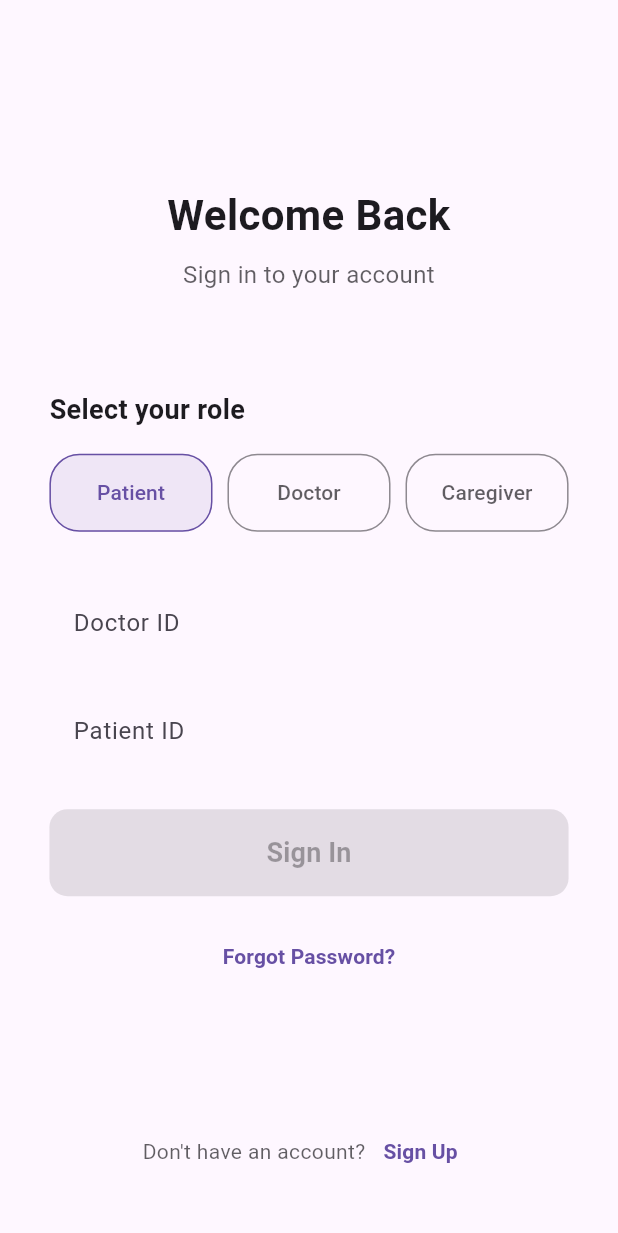
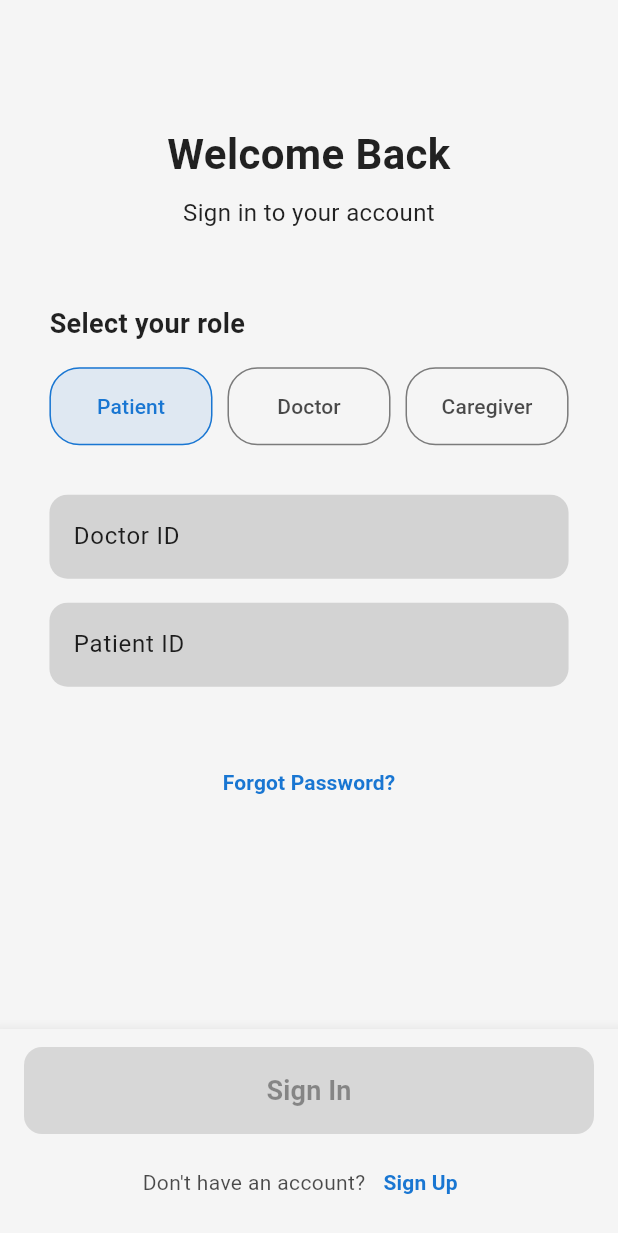
Before and after one commit to Awaneee/Reuth, a Flutter app: the screen it shows after launch, on a phone screen of 412 x 824 dp. Shown: the top 1233 px of the screen. Run offline on Flutter 3.47's test engine with Material 3 defaults, Android fonts, the phone set to English and light mode, and no system bars.

Commit message:
ux changes in login page

```diff
--- a/lib/coolors.dart
+++ b/lib/coolors.dart
@@ -6,7 +6,8 @@
   secondary: Color(0xFF4CAF50), // A friendly, supportive green
   surface: Color(0xFFF5F5F5), // A soft, light gray for the background
   error: Color(0xFFD32F2F), // A standard red for errors
+  surfaceContainerHighest: Color(0xFFD3D3D3),
   onPrimary: Colors.white,
   onSecondary: Colors.white,
-    onSurface: Color(0xFF212121),
+  onSurface: Colors.black87,
 );
--- a/lib/main.dart
+++ b/lib/main.dart
@@ -73,7 +73,7 @@
 // }
 
 import 'package:flutter/material.dart';
-import 'package:hackto/screens/login_screen.dart';
+import 'package:hackto/screens/login%20screen/login_screen.dart';
 
 void main() {
   runApp(const MyApp());
--- /dev/null
+++ b/lib/screens/login screen/bottom_navbar.dart
@@ -0,0 +1,93 @@
+import 'package:flutter/material.dart';
+
+class AuthBar extends StatefulWidget {
+  const AuthBar({
+    super.key,
+    required this.isEnabled,
+    required this.onSignIn,
+    required this.colorScheme,
+  });
+
+  final bool isEnabled;
+  final VoidCallback onSignIn;
+  final ColorScheme colorScheme;
+
+  @override
+  State<AuthBar> createState() => _AuthBarState();
+}
+
+class _AuthBarState extends State<AuthBar> {
+  @override
+  Widget build(BuildContext context) {
+    final keyboard =
+        MediaQuery.of(context).viewInsets.bottom; // keyboard height
+    return AnimatedPadding(
+      duration: const Duration(milliseconds: 200),
+      curve: Curves.easeOut,
+      padding: EdgeInsets.only(bottom: keyboard > 0 ? keyboard : 0),
+      child: Material(
+        color: widget.colorScheme.surface,
+        elevation: 8,
+        child: SafeArea(
+          top: false,
+          child: Padding(
+            padding: const EdgeInsets.fromLTRB(16, 12, 16, 12),
+            child: Column(
+              mainAxisSize: MainAxisSize.min,
+              children: [
+                SizedBox(
+                  width: double.infinity,
+                  child: ElevatedButton(
+                    onPressed: widget.isEnabled ? widget.onSignIn : null,
+                    style: ElevatedButton.styleFrom(
+                      backgroundColor: widget.isEnabled
+                          ? widget.colorScheme.secondary
+                          : widget.colorScheme.surfaceContainerHighest,
+                      foregroundColor: widget.isEnabled
+                          ? widget.colorScheme.onSecondary
+                          : widget.colorScheme.onSurface.withValues(alpha: 0.7),
+                      padding: const EdgeInsets.symmetric(vertical: 16),
+                      shape: RoundedRectangleBorder(
+                        borderRadius: BorderRadius.circular(12),
+                      ),
+                    ),
+                    child: const Text(
+                      'Sign In',
+                      style: TextStyle(
+                        fontSize: 18,
+                        fontWeight: FontWeight.bold,
+                      ),
+                    ),
+                  ),
+                ),
+                const SizedBox(height: 8),
+                Row(
+                  mainAxisAlignment: MainAxisAlignment.center,
+                  children: [
+                    Text(
+                      "Don't have an account?",
+                      style: TextStyle(
+                        color:
+                            widget.colorScheme.onSurface.withValues(alpha: 0.7),
+                      ),
+                    ),
+                    TextButton(
+                      onPressed: () {},
+                      child: Text(
+                        'Sign Up',
+                        style: TextStyle(
+                          color: widget.colorScheme.primary,
+                          fontWeight: FontWeight.w600,
+                        ),
+                      ),
+                    ),
+                  ],
+                ),
+              ],
+            ),
+          ),
+        ),
+      ),
+    );
+  }
+}
--- /dev/null
+++ b/lib/screens/login screen/login_screen.dart
@@ -0,0 +1,288 @@
+import 'package:flutter/material.dart';
+import '../patient/home.dart';
+import '../caregiver/home.dart';
+import '../doctor/home.dart';
+import 'package:hackto/coolors.dart' as coolors;
+import 'bottom_navbar.dart';
+
+class LoginScreen extends StatefulWidget {
+  const LoginScreen({super.key});
+
+  @override
+  _LoginScreenState createState() => _LoginScreenState();
+}
+
+class _LoginScreenState extends State<LoginScreen> {
+  String selectedRole = 'Patient';
+
+  final TextEditingController patientIdController = TextEditingController();
+  final TextEditingController doctorIdController = TextEditingController();
+  final TextEditingController caregiverCodeController = TextEditingController();
+
+  String? patientIdError;
+  String? doctorIdError;
+  String? caregiverCodeError;
+
+  @override
+  void dispose() {
+    patientIdController.dispose();
+    doctorIdController.dispose();
+    caregiverCodeController.dispose();
+    super.dispose();
+  }
+
+  bool get _isLoginButtonEnabled {
+    switch (selectedRole) {
+      case 'Patient':
+        return patientIdController.text.isNotEmpty &&
+            doctorIdController.text.isNotEmpty;
+      case 'Doctor':
+        return doctorIdController.text.isNotEmpty;
+      case 'Caregiver':
+        return caregiverCodeController.text.isNotEmpty;
+      default:
+        return false;
+    }
+  }
+
+  void _handleLogin(BuildContext context) {
+    setState(() {
+      patientIdError = null;
+      doctorIdError = null;
+      caregiverCodeError = null;
+    });
+
+    bool isValid = true;
+
+    switch (selectedRole) {
+      case 'Patient':
+        if (patientIdController.text.isEmpty) {
+          patientIdError = 'Patient ID is required.';
+          isValid = false;
+        }
+        if (doctorIdController.text.isEmpty) {
+          doctorIdError = 'Doctor ID is required.';
+          isValid = false;
+        }
+        if (isValid) {
+          Navigator.push(
+            context,
+            MaterialPageRoute(
+              builder: (context) => PatientHomeScreen(
+                patientId: patientIdController.text,
+                doctorId: doctorIdController.text,
+              ),
+            ),
+          );
+        }
+        break;
+      case 'Doctor':
+        if (doctorIdController.text.isEmpty) {
+          doctorIdError = 'Doctor ID is required.';
+          isValid = false;
+        }
+        if (isValid) {
+          Navigator.push(
+            context,
+            MaterialPageRoute(
+              builder: (context) => DoctorHomeScreen(
+                doctorId: doctorIdController.text,
+              ),
+            ),
+          );
+        }
+        break;
+      case 'Caregiver':
+        if (caregiverCodeController.text.isEmpty) {
+          caregiverCodeError = 'Caregiver Code is required.';
+          isValid = false;
+        }
+        if (isValid) {
+          Navigator.push(
+            context,
+            MaterialPageRoute(
+              builder: (context) => CaregiverHomeScreen(
+                caregiverId: caregiverCodeController.text,
+              ),
+            ),
+          );
+        }
+        break;
+    }
+    setState(() {});
+  }
+
+  Widget _buildRoleButton(BuildContext context, String role) {
+    final bool isSelected = selectedRole == role;
+    return Expanded(
+      child: OutlinedButton(
+        onPressed: () {
+          setState(() {
+            selectedRole = role;
+            patientIdError = null;
+            doctorIdError = null;
+            caregiverCodeError = null;
+          });
+        },
+        style: OutlinedButton.styleFrom(
+          side: BorderSide(
+            color: isSelected
+                ? coolors.customColorScheme.primary
+                : coolors.customColorScheme.onSurface.withValues(alpha: 0.5),
+          ),
+          shape: RoundedRectangleBorder(
+            borderRadius: BorderRadius.circular(20),
+          ),
+          backgroundColor: isSelected
+              ? coolors.customColorScheme.primary.withValues(alpha: 0.1)
+              : Colors.transparent,
+          padding: const EdgeInsets.symmetric(vertical: 16),
+        ),
+        child: Text(
+          role,
+          style: TextStyle(
+            color: isSelected
+                ? coolors.customColorScheme.primary
+                : coolors.customColorScheme.onSurface.withValues(alpha: 0.7),
+          ),
+        ),
+      ),
+    );
+  }
+
+  Widget _buildLoginFields(BuildContext context) {
+    InputDecoration _dec(String label, String? error) => InputDecoration(
+          labelText: label,
+          errorText: error,
+          filled: true,
+          fillColor: coolors.customColorScheme.surfaceContainerHighest,
+          border: OutlineInputBorder(
+            borderRadius: BorderRadius.circular(12),
+            borderSide: BorderSide.none,
+          ),
+        );
+
+    return Column(
+      children: [
+        if (selectedRole == 'Patient' || selectedRole == 'Doctor')
+          Padding(
+            padding: const EdgeInsets.only(bottom: 16),
+            child: TextField(
+              controller: doctorIdController,
+              onChanged: (_) => setState(() {}),
+              decoration: _dec('Doctor ID', doctorIdError),
+            ),
+          ),
+        if (selectedRole == 'Patient')
+          Padding(
+            padding: const EdgeInsets.only(bottom: 16),
+            child: TextField(
+              controller: patientIdController,
+              onChanged: (_) => setState(() {}),
+              decoration: _dec('Patient ID', patientIdError),
+            ),
+          ),
+        if (selectedRole == 'Caregiver')
+          TextField(
+            controller: caregiverCodeController,
+            onChanged: (_) => setState(() {}),
+            decoration: _dec('Special Caregiver Code', caregiverCodeError),
+          ),
+      ],
+    );
+  }
+
+  @override
+  Widget build(BuildContext context) {
+    // Apply your custom ColorScheme app-wide within this screen
+    final themed =
+        Theme.of(context).copyWith(colorScheme: coolors.customColorScheme);
+    final cs = themed.colorScheme;
+    final size = MediaQuery.of(context).size;
+
+    // Height of the sticky bottom area (button + sign up). Used to pad the scroll view.
+    const double stickyAreaApproxHeight = 120;
+
+    return Theme(
+      data: themed,
+      child: Scaffold(
+        resizeToAvoidBottomInset: true,
+        backgroundColor: coolors.customColorScheme.surface,
+        body: SafeArea(
+          child: SingleChildScrollView(
+            padding: EdgeInsets.fromLTRB(
+              size.width * 0.08,
+              size.height * 0.04,
+              size.width * 0.08,
+              // Extra bottom padding so last field isn't hidden behind the sticky bar
+              size.height * 0.02 + stickyAreaApproxHeight,
+            ),
+            child: Column(
+              crossAxisAlignment: CrossAxisAlignment.stretch,
+              children: [
+                SizedBox(height: size.height * 0.06),
+                Text(
+                  'Welcome Back',
+                  textAlign: TextAlign.center,
+                  style: TextStyle(
+                    fontSize: 28,
+                    fontWeight: FontWeight.bold,
+                    color: coolors.customColorScheme.onSurface,
+                  ),
+                ),
+                const SizedBox(height: 8),
+                Text(
+                  'Sign in to your account',
+                  textAlign: TextAlign.center,
+                  style: TextStyle(
+                    fontSize: 16,
+                    color: coolors.customColorScheme.onSurface,
+                  ),
+                ),
+                SizedBox(height: size.height * 0.06),
+                Text(
+                  'Select your role',
+                  style: TextStyle(
+                    fontSize: 18,
+                    fontWeight: FontWeight.w600,
+                    color: coolors.customColorScheme.onSurface,
+                  ),
+                ),
+                const SizedBox(height: 16),
+                Row(
+                  children: [
+                    _buildRoleButton(context, 'Patient'),
+                    const SizedBox(width: 10),
+                    _buildRoleButton(context, 'Doctor'),
+                    const SizedBox(width: 10),
+                    _buildRoleButton(context, 'Caregiver'),
+                  ],
+                ),
+                SizedBox(height: size.height * 0.04),
+                _buildLoginFields(context),
+                const SizedBox(height: 24),
+                TextButton(
+                  onPressed: () {},
+                  child: Text(
+                    'Forgot Password?',
+                    style: TextStyle(
+                      color: coolors.customColorScheme.primary,
+                      fontWeight: FontWeight.w600,
+                    ),
+                  ),
+                ),
+              ],
+            ),
+          ),
+        ),
+
+        // Sticky bottom bar (stays visible; lifts above keyboard)
+        bottomNavigationBar: AuthBar(
+          isEnabled: _isLoginButtonEnabled,
+          onSignIn: () => _handleLogin(context),
+          colorScheme: cs,
+        ),
+      ),
+    );
+  }
+}
--- a/lib/screens/login_screen.dart
+++ /dev/null
@@ -1,359 +0,0 @@
-import 'package:flutter/material.dart';
-import 'patient/home.dart';
-import 'caregiver/home.dart';
-import 'doctor/home.dart';
-
-class LoginScreen extends StatefulWidget {
-  const LoginScreen({super.key});
-
-  @override
-  _LoginScreenState createState() => _LoginScreenState();
-}
-
-class _LoginScreenState extends State<LoginScreen> {
-  String selectedRole = 'Patient';
-  final TextEditingController patientIdController = TextEditingController();
-  final TextEditingController doctorIdController = TextEditingController();
-  final TextEditingController caregiverCodeController = TextEditingController();
-
-  String? patientIdError;
-  String? doctorIdError;
-  String? caregiverCodeError;
-
-  @override
-  void dispose() {
-    patientIdController.dispose();
-    doctorIdController.dispose();
-    caregiverCodeController.dispose();
-    super.dispose();
-  }
-
-  // A helper getter to check if the sign-in button should be enabled
-  bool get _isLoginButtonEnabled {
-    switch (selectedRole) {
-      case 'Patient':
-        return patientIdController.text.isNotEmpty &&
-            doctorIdController.text.isNotEmpty;
-      case 'Doctor':
-        return doctorIdController.text.isNotEmpty;
-      case 'Caregiver':
-        return caregiverCodeController.text.isNotEmpty;
-      default:
-        return false;
-    }
-  }
-
-  Widget _buildRoleButton(String role) {
-    bool isSelected = selectedRole == role;
-    return Expanded(
-      child: OutlinedButton(
-        onPressed: () {
-          setState(() {
-            selectedRole = role;
-            // Clear any previous errors when the role changes
-            patientIdError = null;
-            doctorIdError = null;
-            caregiverCodeError = null;
-          });
-        },
-        style: OutlinedButton.styleFrom(
-          side: BorderSide(
-            color: isSelected
-                ? Theme.of(context).colorScheme.primary
-                : Theme.of(context)
-                    .colorScheme
-                    .onSurface
-                    .withValues(alpha: 0.5),
-          ),
-          shape: RoundedRectangleBorder(
-            borderRadius: BorderRadius.circular(20),
-          ),
-          backgroundColor: isSelected
-              ? Theme.of(context).colorScheme.primary.withValues(alpha: 0.1)
-              : Colors.transparent,
-          padding: const EdgeInsets.symmetric(vertical: 16),
-        ),
-        child: Text(
-          role,
-          style: TextStyle(
-            color: isSelected
-                ? Theme.of(context).colorScheme.primary
-                : Theme.of(context)
-                    .colorScheme
-                    .onSurface
-                    .withValues(alpha: 0.7),
-          ),
-        ),
-      ),
-    );
-  }
-
-  Widget _buildLoginFields() {
-    return Column(
-      children: [
-        if (selectedRole == 'Patient' || selectedRole == 'Doctor')
-          TextField(
-            controller: doctorIdController,
-            onChanged: (text) => setState(() {}),
-            decoration: InputDecoration(
-              labelText: 'Doctor ID',
-              errorText: doctorIdError,
-              border: OutlineInputBorder(
-                borderRadius: BorderRadius.circular(12),
-                borderSide: BorderSide.none,
-              ),
-              fillColor: Theme.of(context).colorScheme.surface,
-              filled: true,
-            ),
-          ),
-        if (selectedRole == 'Patient') const SizedBox(height: 16),
-        if (selectedRole == 'Patient')
-          TextField(
-            controller: patientIdController,
-            onChanged: (text) => setState(() {}),
-            decoration: InputDecoration(
-              labelText: 'Patient ID',
-              errorText: patientIdError,
-              border: OutlineInputBorder(
-                borderRadius: BorderRadius.circular(12),
-                borderSide: BorderSide.none,
-              ),
-              fillColor: Theme.of(context).colorScheme.surface,
-              filled: true,
-            ),
-          ),
-        if (selectedRole == 'Caregiver')
-          TextField(
-            controller: caregiverCodeController,
-            onChanged: (text) => setState(() {}),
-            decoration: InputDecoration(
-              labelText: 'Special Caregiver Code',
-              errorText: caregiverCodeError,
-              border: OutlineInputBorder(
-                borderRadius: BorderRadius.circular(12),
-                borderSide: BorderSide.none,
-              ),
-              fillColor: Theme.of(context).colorScheme.surface,
-              filled: true,
-            ),
-          ),
-      ],
-    );
-  }
-
-  void _handleLogin(BuildContext context) {
-    setState(() {
-      // Reset errors before validation
-      patientIdError = null;
-      doctorIdError = null;
-      caregiverCodeError = null;
-    });
-
-    bool isValid = true;
-
-    switch (selectedRole) {
-      case 'Patient':
-        if (patientIdController.text.isEmpty) {
-          setState(() {
-            patientIdError = 'Patient ID is required.';
-          });
-          isValid = false;
-        }
-        if (doctorIdController.text.isEmpty) {
-          setState(() {
-            doctorIdError = 'Doctor ID is required.';
-          });
-          isValid = false;
-        }
-        if (isValid) {
-          Navigator.push(
-            context,
-            MaterialPageRoute(
-              builder: (context) => PatientHomeScreen(
-                patientId: patientIdController.text,
-                doctorId: doctorIdController.text,
-              ),
-            ),
-          );
-        }
-        break;
-      case 'Doctor':
-        if (doctorIdController.text.isEmpty) {
-          setState(() {
-            doctorIdError = 'Doctor ID is required.';
-          });
-          isValid = false;
-        }
-        if (isValid) {
-          Navigator.push(
-            context,
-            MaterialPageRoute(
-              builder: (context) => DoctorHomeScreen(
-                doctorId: doctorIdController.text,
-              ),
-            ),
-          );
-        }
-        break;
-      case 'Caregiver':
-        if (caregiverCodeController.text.isEmpty) {
-          setState(() {
-            caregiverCodeError = 'Caregiver Code is required.';
-          });
-          isValid = false;
-        }
-        if (isValid) {
-          Navigator.push(
-            context,
-            MaterialPageRoute(
-              builder: (context) => CaregiverHomeScreen(
-                caregiverId: caregiverCodeController.text,
-              ),
-            ),
-          );
-        }
-        break;
-      default:
-        break;
-    }
-  }
-
-  @override
-  Widget build(BuildContext context) {
-    // Get the screen size to make the UI responsive
-    final Size screenSize = MediaQuery.of(context).size;
-
-    return Scaffold(
-      backgroundColor: Theme.of(context).colorScheme.surface,
-      body: SingleChildScrollView(
-        child: Padding(
-          padding: EdgeInsets.symmetric(
-            horizontal:
-                screenSize.width * 0.08, // Responsive horizontal padding
-            vertical: screenSize.height * 0.05, // Responsive vertical padding
-          ),
-          child: Column(
-            crossAxisAlignment: CrossAxisAlignment.stretch,
-            children: [
-              SizedBox(height: screenSize.height * 0.1), // Top spacing
-              // Welcome Back Text
-              Text(
-                'Welcome Back',
-                textAlign: TextAlign.center,
-                style: TextStyle(
-                  fontSize: 28,
-                  fontWeight: FontWeight.bold,
-                  color: Theme.of(context).colorScheme.onSurface,
-                ),
-              ),
-              const SizedBox(height: 8),
-              // Subtitle
-              Text(
-                'Sign in to your account',
-                textAlign: TextAlign.center,
-                style: TextStyle(
-                  fontSize: 16,
-                  color: Theme.of(context)
-                      .colorScheme
-                      .onSurface
-                      .withValues(alpha: 0.7),
-                ),
-              ),
-              SizedBox(height: screenSize.height * 0.08),
-              // Role selection text
-              Text(
-                'Select your role',
-                style: TextStyle(
-                  fontSize: 18,
-                  fontWeight: FontWeight.w600,
-                  color: Theme.of(context).colorScheme.onSurface,
-                ),
-              ),
-              const SizedBox(height: 16),
-              // Role selection buttons
-              Row(
-                mainAxisAlignment: MainAxisAlignment.spaceBetween,
-                children: [
-                  _buildRoleButton('Patient'),
-                  const SizedBox(width: 10),
-                  _buildRoleButton('Doctor'),
-                  const SizedBox(width: 10),
-                  _buildRoleButton('Caregiver'),
-                ],
-              ),
-              SizedBox(height: screenSize.height * 0.04),
-              // Dynamically loaded fields
-              _buildLoginFields(),
-              const SizedBox(height: 24),
-              // Sign In button
-              ElevatedButton(
-                onPressed:
-                    _isLoginButtonEnabled ? () => _handleLogin(context) : null,
-                style: ElevatedButton.styleFrom(
-                  backgroundColor: _isLoginButtonEnabled
-                      ? Theme.of(context).colorScheme.secondary
-                      : Theme.of(context)
-                          .colorScheme
-                          .onSurface
-                          .withValues(alpha: 0.1),
-                  foregroundColor: _isLoginButtonEnabled
-                      ? Theme.of(context).colorScheme.onSecondary
-                      : Theme.of(context)
-                          .colorScheme
-                          .onSurface
-                          .withValues(alpha: 0.7),
-                  shape: RoundedRectangleBorder(
-                    borderRadius: BorderRadius.circular(12),
-                  ),
-                  padding: const EdgeInsets.symmetric(vertical: 16),
-                ),
-                child: const Text(
-                  'Sign In',
-                  style: TextStyle(
-                    fontSize: 18,
-                    fontWeight: FontWeight.bold,
-                  ),
-                ),
-              ),
-              const SizedBox(height: 16),
-              // Forgot Password link
-              TextButton(
-                onPressed: () {},
-                child: Text(
-                  'Forgot Password?',
-                  style: TextStyle(
-                    color: Theme.of(context).colorScheme.primary,
-                    fontWeight: FontWeight.w600,
-                  ),
-                ),
-              ),
-              SizedBox(height: screenSize.height * 0.1),
-              // Don't have an account text
-              Row(
-                mainAxisAlignment: MainAxisAlignment.center,
-                children: [
-                  Text("Don't have an account?",
-                      style: TextStyle(
-                          color: Theme.of(context)
-                              .colorScheme
-                              .onSurface
-                              .withValues(alpha: 0.7))),
-                  TextButton(
-                    onPressed: () {},
-                    child: Text(
-                      'Sign Up',
-                      style: TextStyle(
-                        color: Theme.of(context).colorScheme.primary,
-                        fontWeight: FontWeight.w600,
-                      ),
-                    ),
-                  ),
-                ],
-              ),
-            ],
-          ),
-        ),
-      ),
-    );
-  }
-}
```
Also changed, not shown: 231 other files. Lines whose indentation alone changed are shown as unchanged.
